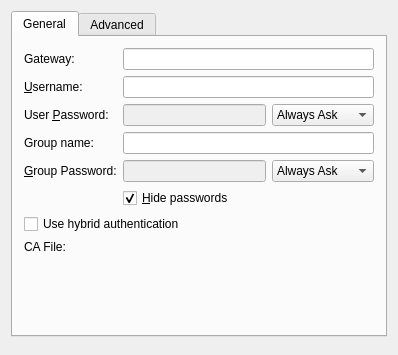
Qt form vpnplugins/vpnc/vpncprop.ui (netrunner-debian-kde-extras/networkmanagement) before a commit.
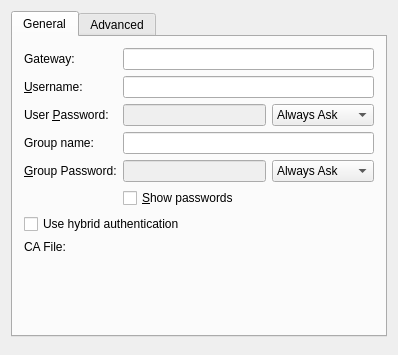
The same form after that commit. Custom widgets are drawn as their Qt base class.

What changed in the file:
```diff
--- a/vpnplugins/vpnc/vpncprop.ui
+++ b/vpnplugins/vpnc/vpncprop.ui
@@ -158,10 +158,10 @@
        <item row="5" column="1">
         <widget class="QCheckBox" name="cbShowPasswords">
          <property name="text">
-          <string>&amp;Hide passwords</string>
+          <string>&amp;Show passwords</string>
          </property>
          <property name="checked">
-          <bool>true</bool>
+          <bool>false</bool>
          </property>
         </widget>
        </item>
```
